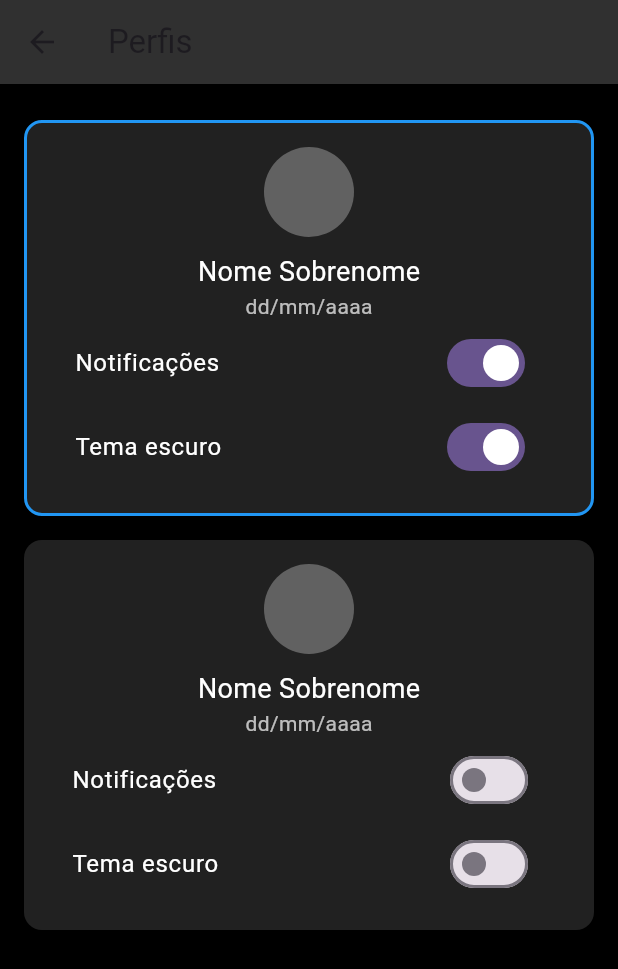
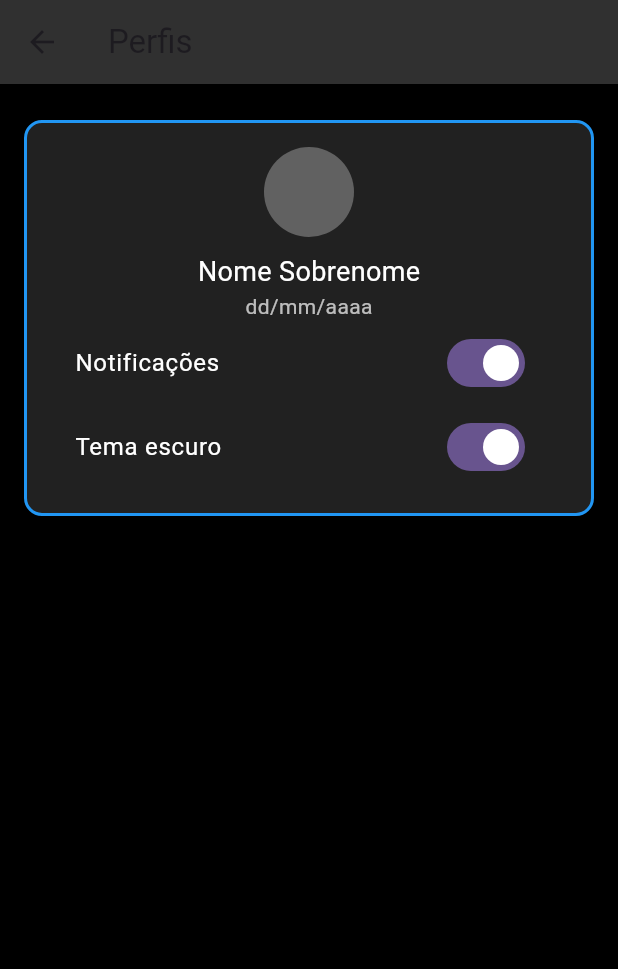
Before and after one commit to guivconB/mandaily, a Flutter app: the Perfil screen opened directly, on a phone screen of 412 x 824 dp. Shown: the top 969 px of the screen. Run offline on Flutter 3.47's test engine with Material 3 defaults, Android fonts, the phone set to English and light mode, and no system bars; our stand-ins replace google_fonts, table_calendar.

Commit message:
Tela Perfil

```diff
--- a/lib/perfil/perfil.dart
+++ b/lib/perfil/perfil.dart
@@ -42,15 +42,7 @@ class _PerfilState extends State<Perfil> {
             ),
             //Cria o primeiro card de perfil
 
-            PerfilComponentes(
-              nome: 'Nome Sobrenome',
-              nascimento: 'dd/mm/aaaa',
-              notificacoes: notificacoes2,
-              temaEscuro: temaEscuro2,
-              onNotificacoesChanged: (val) => setState(() => notificacoes2 = val),
-              onTemaChanged: (val) => setState(() => temaEscuro2 = val),
-              isSelected: selectedPerfil == 2,
-            ),
+
             //Cria o segundo card de perfil
 
           ],
```
Also changed, not shown: lib/home/tela_consulta.dart (+7 -3 lines), lib/assets/images/avancar2.png (added), lib/assets/images/volta.png (added).
